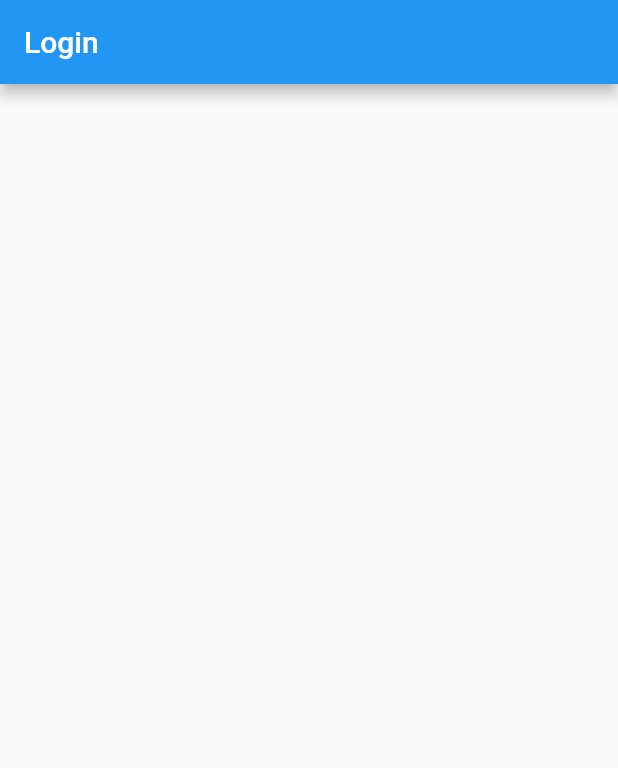
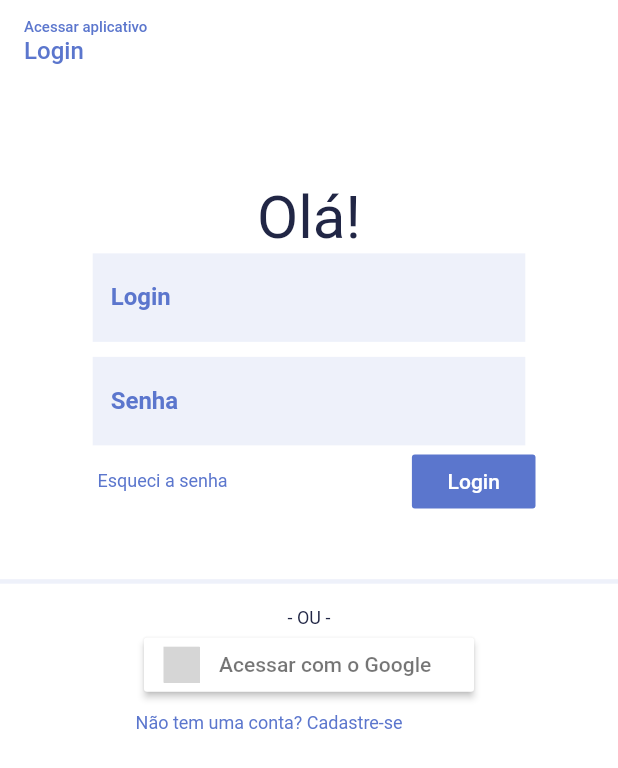
Before and after one commit to alessandrovaiz/FlutterWithModular, a Flutter app: the screen it shows after launch, on a phone screen of 412 x 824 dp. Shown: the top 768 px of the screen. Run offline on Flutter 3.47's test engine with Material 2 defaults, Android fonts, the phone set to English and light mode, and no system bars; our stand-ins replace flutter_modular, flutter_signin_button, mobx; generated files the repository leaves out were written again; Roboto replaces fonts that are missing (Poppins-ExtraLight); grey boxes are pictures that could not be loaded.

Commit message:
Inicio de implementação da tela de login

```diff
--- a/lib/app/modules/login/login_page.dart
+++ b/lib/app/modules/login/login_page.dart
@@ -1,5 +1,9 @@
 import 'package:flutter/material.dart';
 import 'package:flutter_modular/flutter_modular.dart';
+import 'package:lanchonete/app/widgets/textfield.dart';
+import 'package:lanchonete/app/widgets/utils/colors.dart';
+import 'package:flutter_signin_button/flutter_signin_button.dart';
+
 import 'login_controller.dart';
 
 class LoginPage extends StatefulWidget {
@@ -12,16 +16,118 @@ class LoginPage extends StatefulWidget {
 
 class _LoginPageState extends ModularState<LoginPage, LoginController> {
   //use 'controller' variable to access controller
+  GlobalKey<FormState> _formKey = GlobalKey<FormState>();
+  var colors = AppColors();
 
   @override
   Widget build(BuildContext context) {
     return Scaffold(
+      extendBodyBehindAppBar: true,
       appBar: AppBar(
-        title: Text(widget.title),
+        elevation: 0.0,
+        backgroundColor: Colors.transparent,
+        title: Column(
+          crossAxisAlignment: CrossAxisAlignment.start,
+          children: [
+            Text(
+              "Acessar aplicativo",
+              style: TextStyle(color: colors.primary, fontSize: 10),
+            ),
+            Text(
+              widget.title,
+              style: TextStyle(color: colors.primary, fontSize: 16),
+            ),
+          ],
+        ),
       ),
-      body: Column(
-        children: <Widget>[],
+      body: _buildBody(),
+    );
+  }
+
+  _buildBody() {
+    return Container(
+      color: Colors.white,
+      child: ListView(
+        children: [
+          Center(
+            child: Container(
+              padding: EdgeInsets.only(
+                  top: MediaQuery.of(context).size.height * 0.08),
+              child: Text(
+                "Olá!",
+                style: TextStyle(fontSize: 40, color: colors.primaryDark),
+              ),
+            ),
+          ),
+          Form(
+            key: _formKey,
+            child: _formFields(),
+          ),
+          Padding(
+            padding: const EdgeInsets.only(right: 55.0, left: 65),
+            child: Row(
+              mainAxisAlignment: MainAxisAlignment.spaceBetween,
+              children: [
+                Text(
+                  "Esqueci a senha",
+                  style: TextStyle(color: colors.primary, fontSize: 12),
+                ),
+                Container(
+                  width: MediaQuery.of(context).size.width * 0.2,
+                  child: FlatButton(
+                    onPressed: () {},
+                    child: Text("Login"),
+                    color: colors.primary,
+                    textColor: Colors.white,
+                  ),
+                ),
+              ],
+            ),
+          ),
+          SizedBox(height: MediaQuery.of(context).size.height * 0.05),
+          Container(
+            decoration: BoxDecoration(
+                border: Border(top: BorderSide(width: 3, color: colors.light))),
+            child: Column(
+              crossAxisAlignment: CrossAxisAlignment.center,
+              children: [
+                Container(
+                  child: Text(
+                    " - OU - ",
+                    style: TextStyle(fontSize: 12, color: colors.primaryDark),
+                  ),
+                  padding: EdgeInsets.only(top: 16),
+                ),
+                SignInButton(
+                  Buttons.Google,
+                  text: "Acessar com o Google",
+                  onPressed: () {},
+                ),
+                Container(
+                  padding: EdgeInsets.all(8),
+                  width: MediaQuery.of(context).size.width * 0.6,
+                  child: Text("Não tem uma conta? Cadastre-se",
+                      style: TextStyle(color: colors.primary, fontSize: 12)),
+                ),
+              ],
+            ),
+          )
+        ],
       ),
     );
   }
+
+  _formFields() {
+    return Column(
+      children: [
+        Container(
+            padding: EdgeInsets.only(bottom: 10),
+            width: MediaQuery.of(context).size.width * 0.7,
+            child: AppText("Login", "Insira seu e-mail")),
+        Container(
+            width: MediaQuery.of(context).size.width * 0.7,
+            child: AppText("Senha", "Insira a sua senha"))
+      ],
+    );
+  }
 }
--- /dev/null
+++ b/lib/app/widgets/textfield.dart
@@ -0,0 +1,66 @@
+import 'package:flutter/cupertino.dart';
+import 'package:flutter/material.dart';
+import 'package:flutter/services.dart';
+import 'package:lanchonete/app/widgets/utils/colors.dart';
+
+class AppText extends StatelessWidget {
+  final colors = AppColors();
+
+  final String label;
+  final String hint;
+  final Function validator;
+  final dynamic onSaved;
+  final bool password;
+  final TextEditingController controller;
+  final TextInputType typeInput;
+  final Icon icon;
+  final bool readOnly;
+
+  AppText(this.label, this.hint,
+      {this.validator,
+      this.onSaved,
+      this.password = false,
+      this.controller,
+      this.typeInput = TextInputType.text,
+      this.icon,
+      this.readOnly = false});
+
+  @override
+  Widget build(BuildContext context) {
+    return Container(
+      decoration: BoxDecoration(borderRadius: BorderRadius.circular(32)),
+      child: Container(
+        child: TextFormField(
+          readOnly: this.readOnly,
+          controller: this.controller,
+          validator: this.validator,
+          onSaved: this.onSaved,
+          obscureText: password,
+          keyboardType: typeInput,
+          style: TextStyle(
+            color: colors.primaryDark,
+            fontSize: 16,
+          ),
+          decoration: InputDecoration(
+              filled: true,
+              fillColor: colors.light,
+              border: InputBorder.none,
+              prefixIcon: icon ?? null,
+              labelText: this.label,
+              labelStyle: TextStyle(
+                  color: colors.primary,
+                  fontSize: 16,
+                  fontWeight: FontWeight.bold,
+                  fontFamily: 'Poppins-ExtraLight'),
+              hintText: this.hint,
+              hintStyle: TextStyle(
+                  color: Colors.grey,
+                  fontSize: 14,
+                  fontFamily: 'Poppins-ExtraLight'),
+              errorStyle:
+                  TextStyle(fontSize: 12, fontFamily: 'Poppins-ExtraLight')),
+        ),
+      ),
+    );
+  }
+}
--- /dev/null
+++ b/lib/app/widgets/utils/colors.dart
@@ -0,0 +1,8 @@
+import 'package:flutter/material.dart';
+
+class AppColors {
+  final Color primary = Color.fromRGBO(91, 118, 205, 1);
+  final Color primaryDark = Color.fromRGBO(33, 38, 69, 1);
+
+  final Color light = Color.fromRGBO(238, 241, 250, 1);
+}
--- a/pubspec.yaml
+++ b/pubspec.yaml
@@ -37,6 +37,7 @@ dependencies:
   flutter_mobx: ^1.1.0+2
   mobx: ^1.2.1+4
   flutter_modular: ^2.0.1
+  flutter_signin_button: ^1.1.0
   flutter:
     sdk: flutter
 
```
Also changed, not shown: pubspec.lock, 6 other files.
